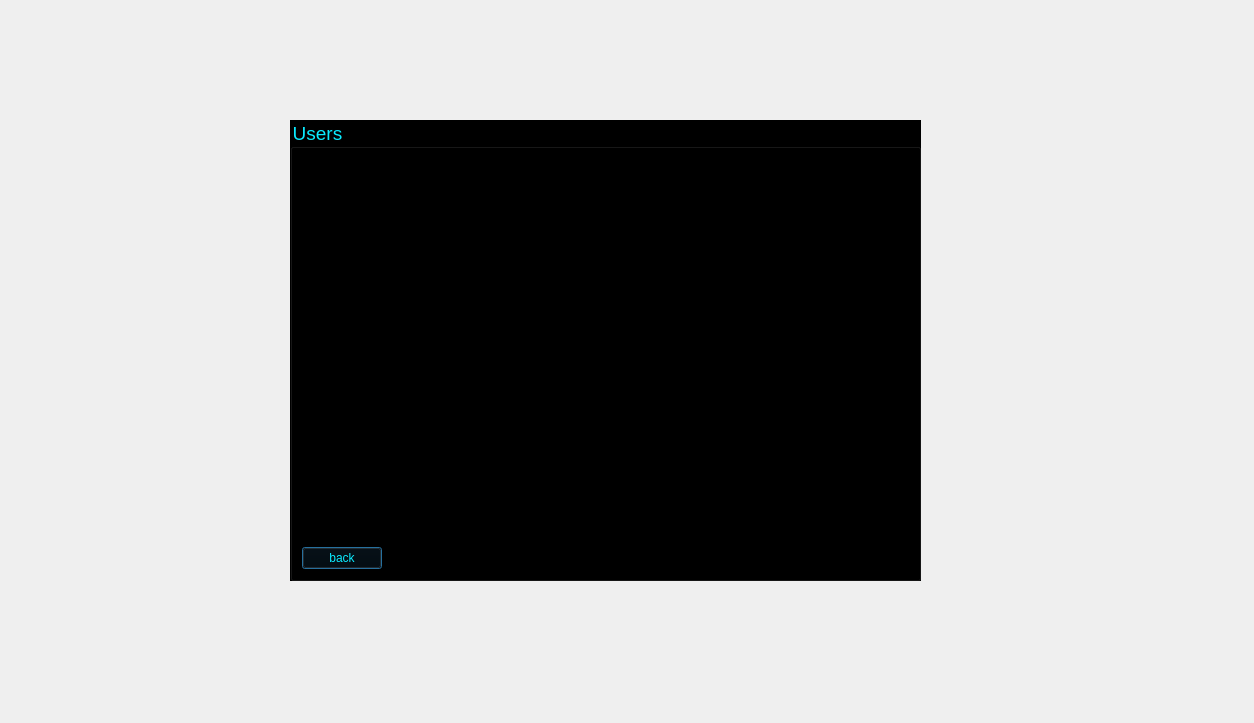
First picture: the form in massenger/getuserlist_dialog.ui, repository MahanBeidokhti/AP-Messenger, before the edit.
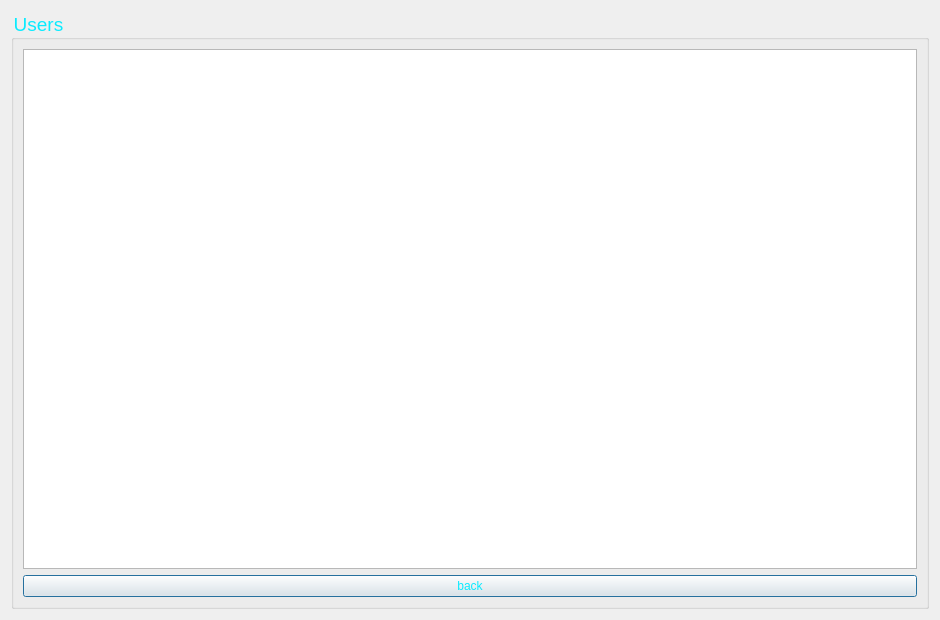
Second picture: the form after the edit. Icons and pictures are not drawn.

Diff of the .ui file:
```diff
--- a/massenger/getuserlist_dialog.ui
+++ b/massenger/getuserlist_dialog.ui
@@ -6,8 +6,8 @@
    <rect>
     <x>0</x>
     <y>0</y>
-    <width>1254</width>
-    <height>723</height>
+    <width>940</width>
+    <height>620</height>
    </rect>
   </property>
   <property name="windowTitle">
@@ -16,15 +16,9 @@
   <property name="styleSheet">
    <string notr="true">background-image: url(:/Source/@metawalls.jpg);</string>
   </property>
+  <layout class="QVBoxLayout" name="verticalLayout_2">
+   <item>
   <widget class="QGroupBox" name="user_groupBox">
-   <property name="geometry">
-    <rect>
-     <x>290</x>
-     <y>120</y>
-     <width>631</width>
-     <height>461</height>
-    </rect>
-   </property>
    <property name="font">
     <font>
      <pointsize>14</pointsize>
@@ -32,28 +26,26 @@
    </property>
    <property name="styleSheet">
     <string notr="true">color: rgb(10, 235, 255);
-background-color: rgb(0, 0, 0);</string>
+</string>
    </property>
    <property name="title">
     <string>Users</string>
    </property>
-   <layout class="QFormLayout" name="formLayout">
-    <item row="1" column="0">
-     <widget class="QPushButton" name="pushButton">
+     <layout class="QVBoxLayout" name="verticalLayout">
+      <item>
+       <widget class="QTextEdit" name="user_list_textEdit"/>
+      </item>
+      <item>
+       <widget class="QPushButton" name="user_pushButton">
       <property name="text">
        <string>back</string>
       </property>
      </widget>
     </item>
-    <item row="0" column="0" colspan="2">
-     <widget class="QListView" name="user_listView">
-      <property name="styleSheet">
-       <string notr="true">color: rgb(0, 0, 0);</string>
-      </property>
+     </layout>
      </widget>
     </item>
    </layout>
-  </widget>
  </widget>
  <resources/>
  <connections/>
```
Left out of the diff: 2 changed lines with no effect on the pictures. Lines whose indentation alone changed are shown as unchanged.
